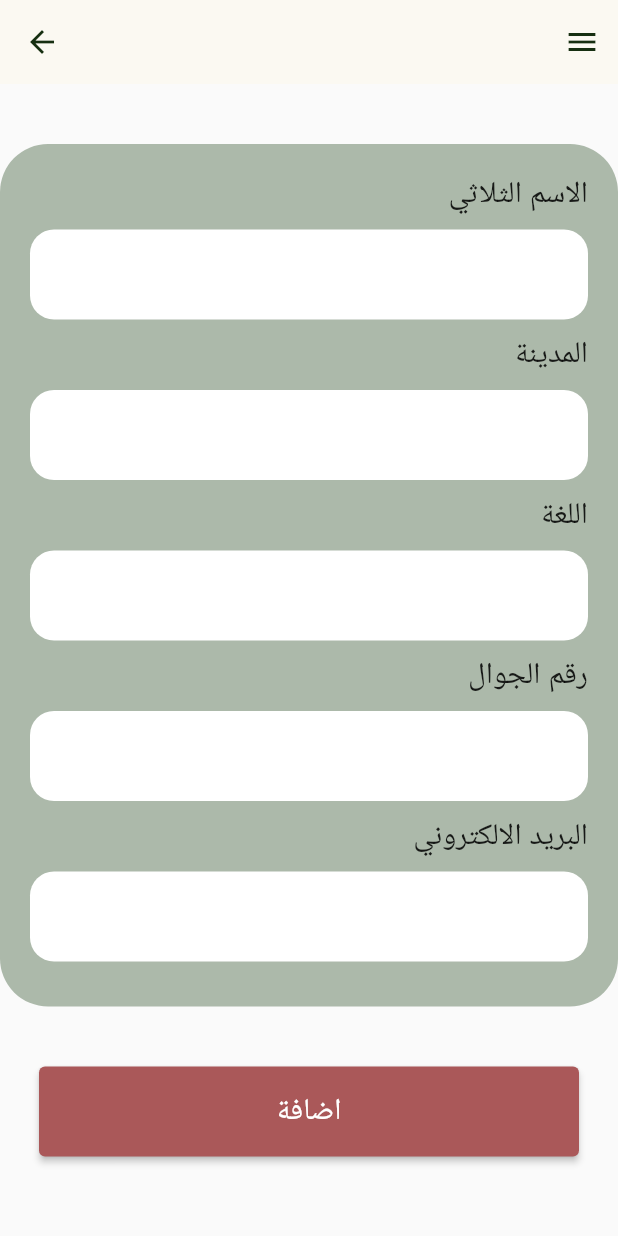
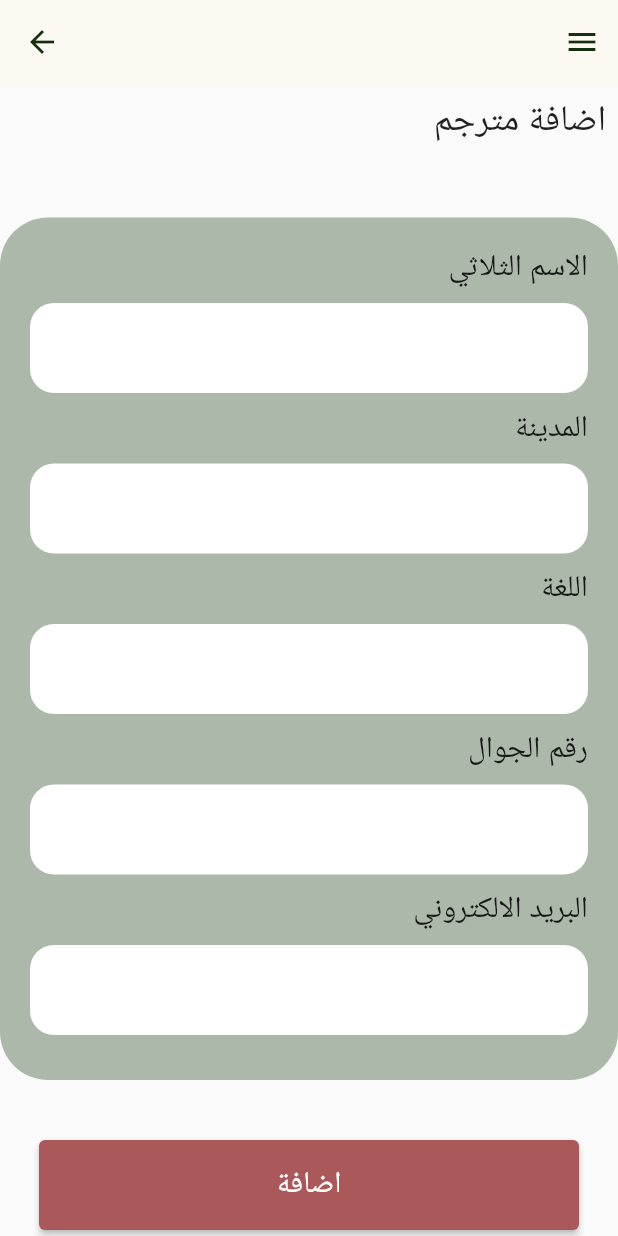
Before and after one commit to mayaalqurshi/dar-app, a Flutter app: the AddTranslator screen opened directly, on a phone screen of 412 x 824 dp. Run offline on Flutter 3.47's test engine with Material 2 defaults, Android fonts, the phone set to English and light mode, and no system bars; our stand-ins replace cloud_firestore, firebase_core, google_fonts; accounts and stored records are empty; Roboto replaces fonts that are missing (Almarai); statements that could not run were skipped.

Commit message:
modify otherServices page

```diff
--- a/lib/pages/other_services_pages/add_translator_page.dart
+++ b/lib/pages/other_services_pages/add_translator_page.dart
@@ -1,5 +1,6 @@
 import 'package:dar/components/add_translator_page/add_translator_card.dart';
 import 'package:dar/components/dar_drawer.dart';
+import 'package:dar/components/dar_main_title.dart';
 import 'package:flutter/material.dart';
 
 class AddTranslator extends StatefulWidget {
@@ -17,7 +18,14 @@ class _AddTranslatorState extends State<AddTranslator> {
       endDrawer: const DarDrawer(),
       body: SafeArea(
         child: Column(
+          crossAxisAlignment: CrossAxisAlignment.end,
           children: const [
+            Padding(
+              padding: EdgeInsets.all(8.0),
+              child: DarMainTitle(
+                MainTitle: 'اضافة مترجم',
+              ),
+            ),
             SizedBox(
               height: 40,
             ),
```
Also changed, not shown: lib/pages/home_page.dart (+0 -9 lines).
